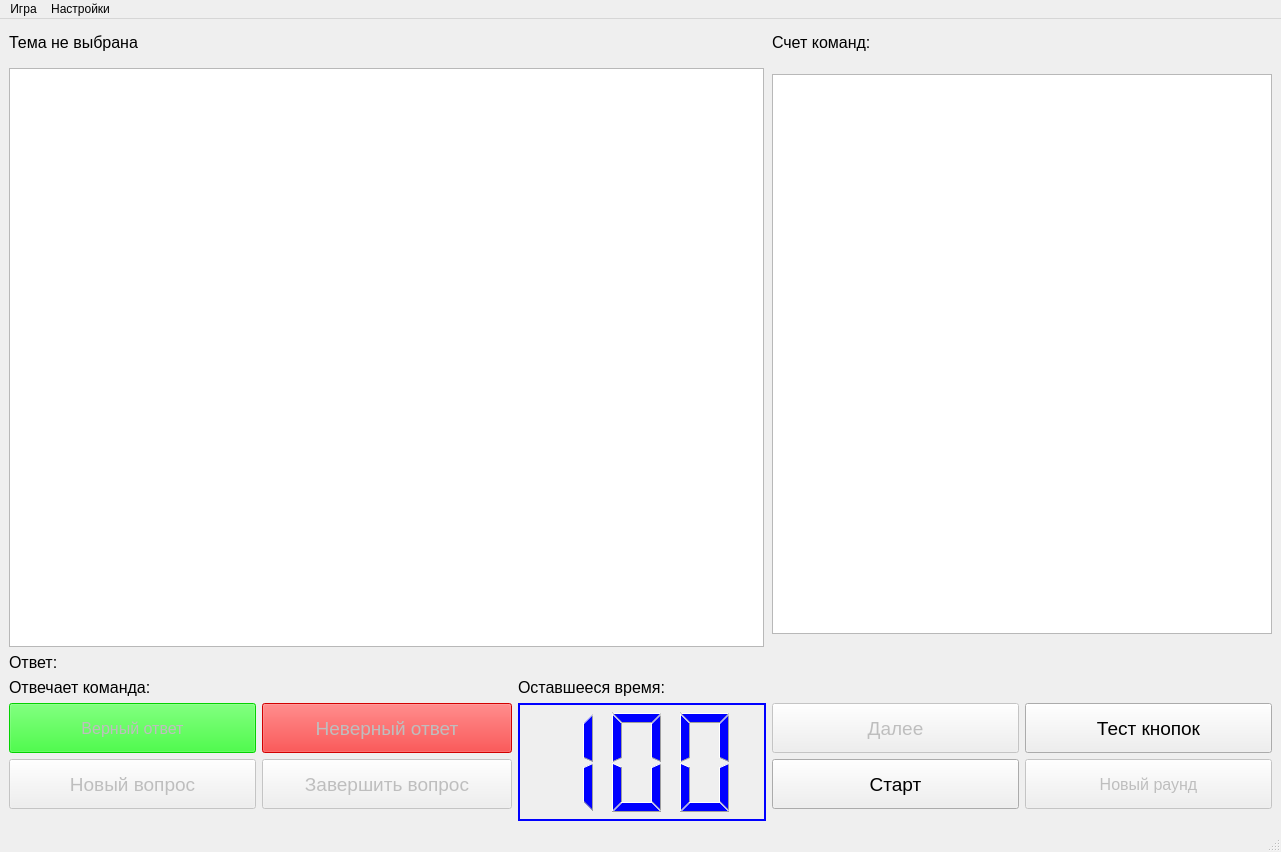
Qt form DesignMain.ui (notiel/brainring) before a commit.
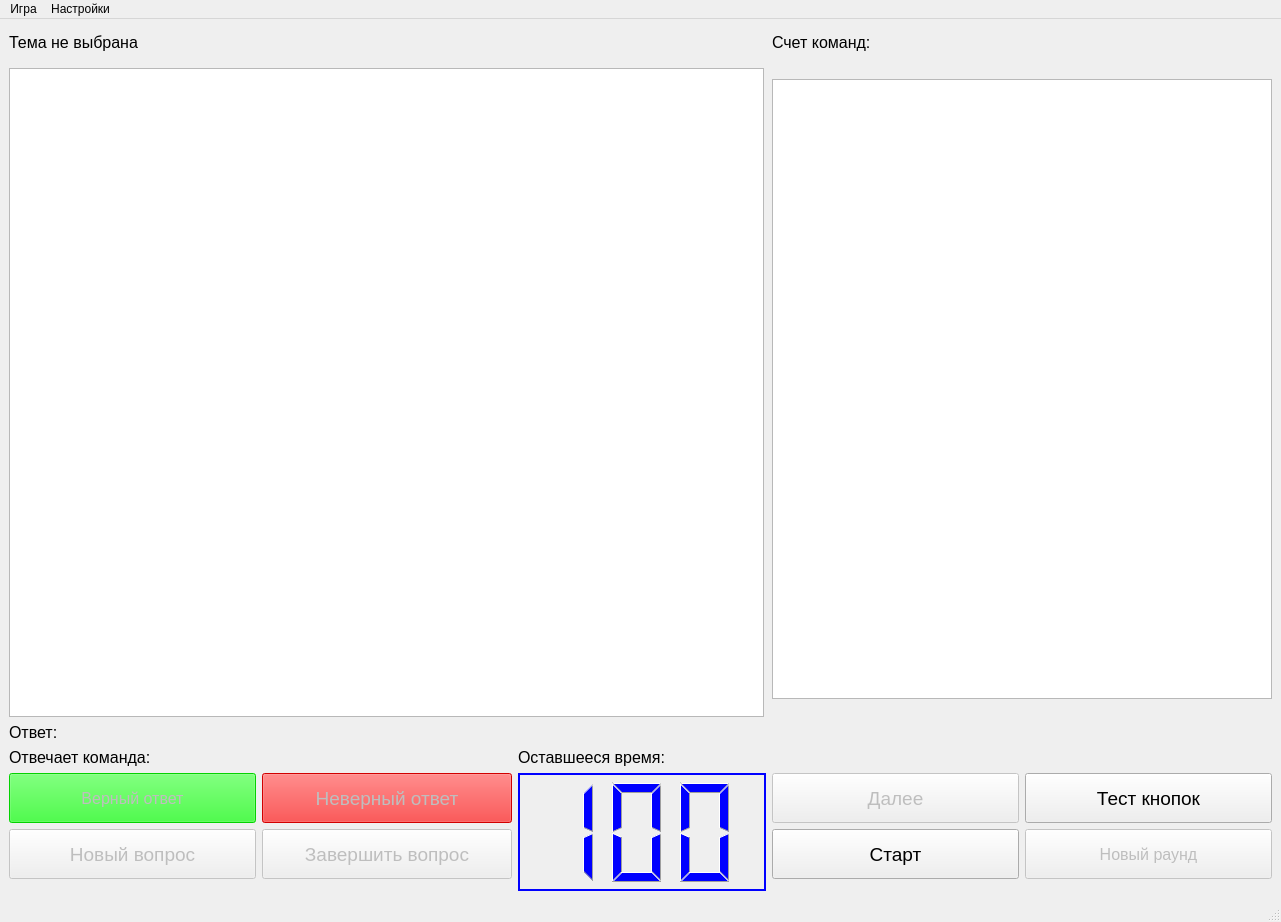
The same form after that commit.

Commit message: size changes for table to fit 16 commands

What changed in the file:
```diff
--- a/DesignMain.ui
+++ b/DesignMain.ui
@@ -7,7 +7,7 @@
     <x>0</x>
     <y>0</y>
     <width>1281</width>
-    <height>852</height>
+    <height>922</height>
    </rect>
   </property>
   <property name="windowTitle">
@@ -71,13 +71,13 @@
       <property name="minimumSize">
        <size>
         <width>0</width>
-        <height>555</height>
+        <height>620</height>
        </size>
       </property>
       <property name="maximumSize">
        <size>
         <width>16777215</width>
-        <height>560</height>
+        <height>620</height>
        </size>
       </property>
       <property name="frameShape">
```
The commit also changes 1 other file.
